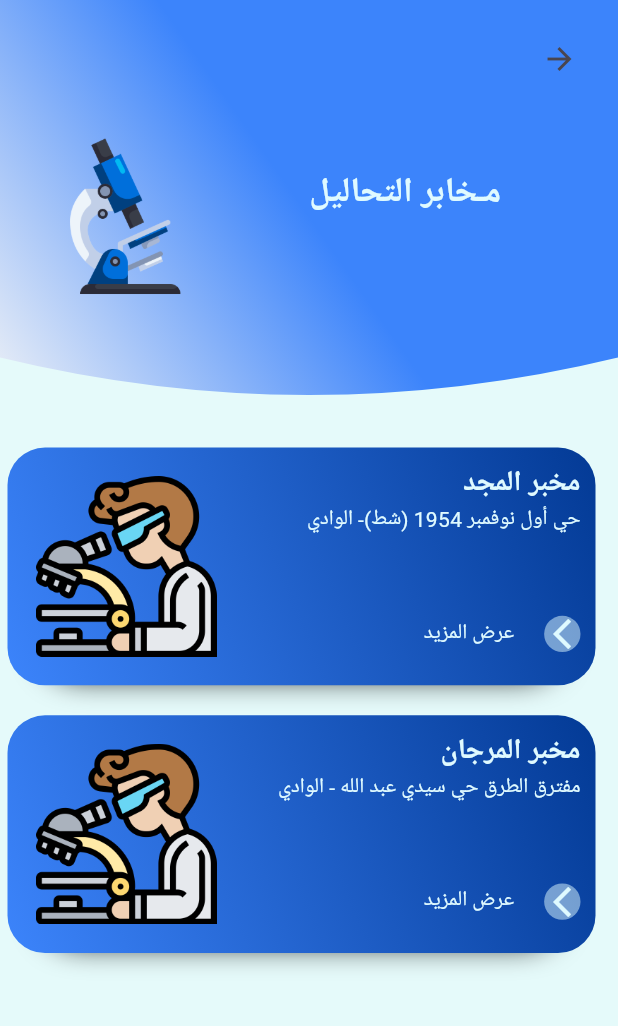
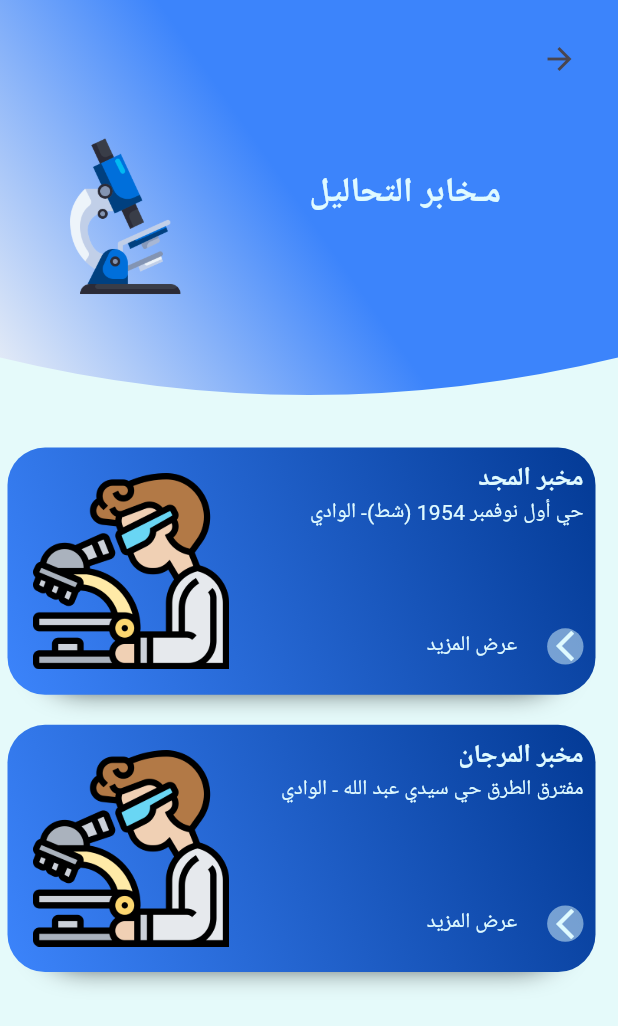
Before and after one commit to adelazzi/My-Doctor, a Flutter app: the home screen opened directly, after a tap on "مـخابر التحاليل", on a phone screen of 412 x 824 dp. Shown: the top 1026 px of the screen. Run offline on Flutter 3.47's test engine with Material 3 defaults, Android fonts, the phone set to English and light mode, and no system bars; missing offline and left inert: flutter_phone_direct_caller; Roboto replaces fonts that are missing (ElMessi-ri).

Commit message:
version update

```diff
--- a/lib/categories/Hospital.dart
+++ b/lib/categories/Hospital.dart
@@ -34,7 +34,7 @@ class hospitall extends StatelessWidget {
                 spreadRadius: -23,
               ),
             ]),
-        height: size.height / 5.2,
+        height: size.height / 5,
         child: InkWell(
           onTap: () => Navigator.push(
               context,
@@ -43,7 +43,7 @@ class hospitall extends StatelessWidget {
                     hospital(name_hospitall, place, numb1, numb2, img),
               )),
           child: Padding(
-            padding: const EdgeInsets.all(10),
+            padding: const EdgeInsets.all(8),
             child: Row(children: [
               Expanded(
                 child: Column(
@@ -58,7 +58,7 @@ class hospitall extends StatelessWidget {
                         Text(name_hospitall,style: TextStyle(
                               color: write,
                               fontWeight: FontWeight.bold,
-                              fontSize: 19),),
+                              fontSize: 17),),
                         Text(place,style: TextStyle(
                             color: write,
                             fontWeight: FontWeight.w400,
--- a/lib/tools/appbar.dart
+++ b/lib/tools/appbar.dart
@@ -3,7 +3,6 @@ import 'package:flutter/material.dart';
 class custem extends CustomClipper<Path> {
   @override
   Path getClip(Size size) {
-    // TODO: implement getClip
     Path path = Path();
     path.lineTo(0, size.height - 50);
     path.quadraticBezierTo(
@@ -15,7 +14,6 @@ class custem extends CustomClipper<Path> {
 
   @override
   bool shouldReclip(covariant CustomClipper<Path> oldClipper) {
-    // TODO: implement shouldReclip
     return true;
   }
 }
```
